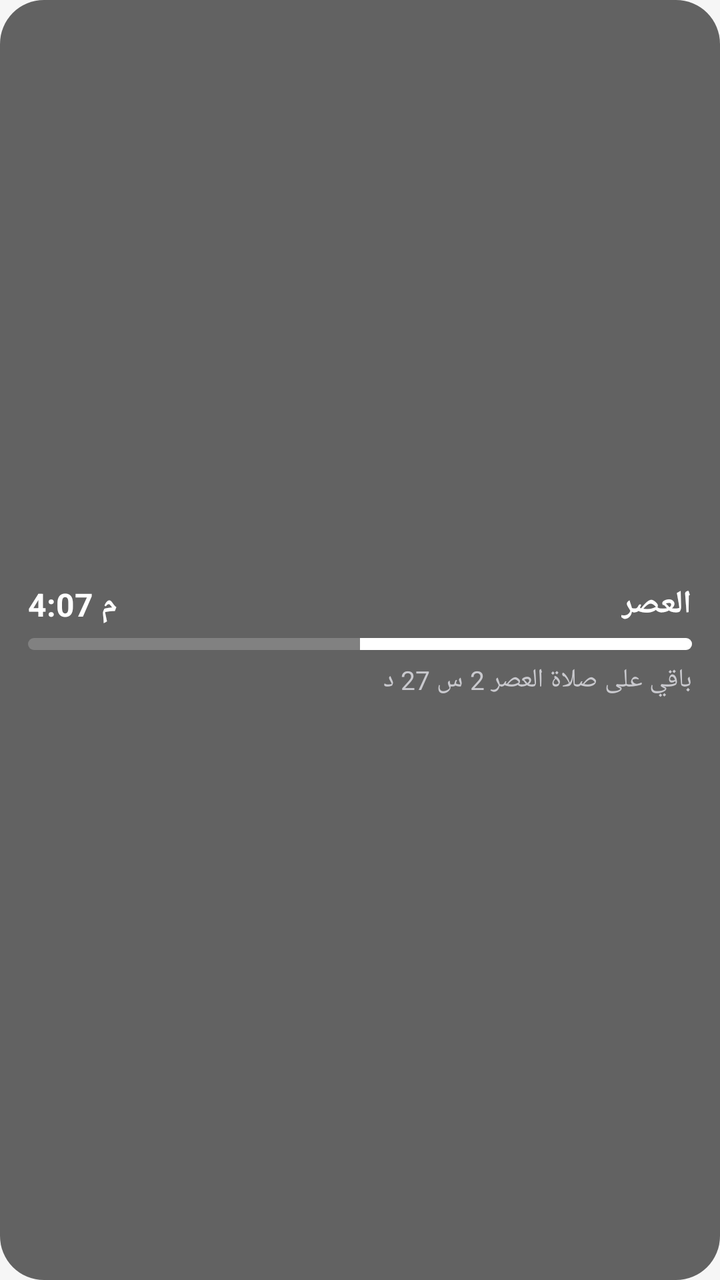
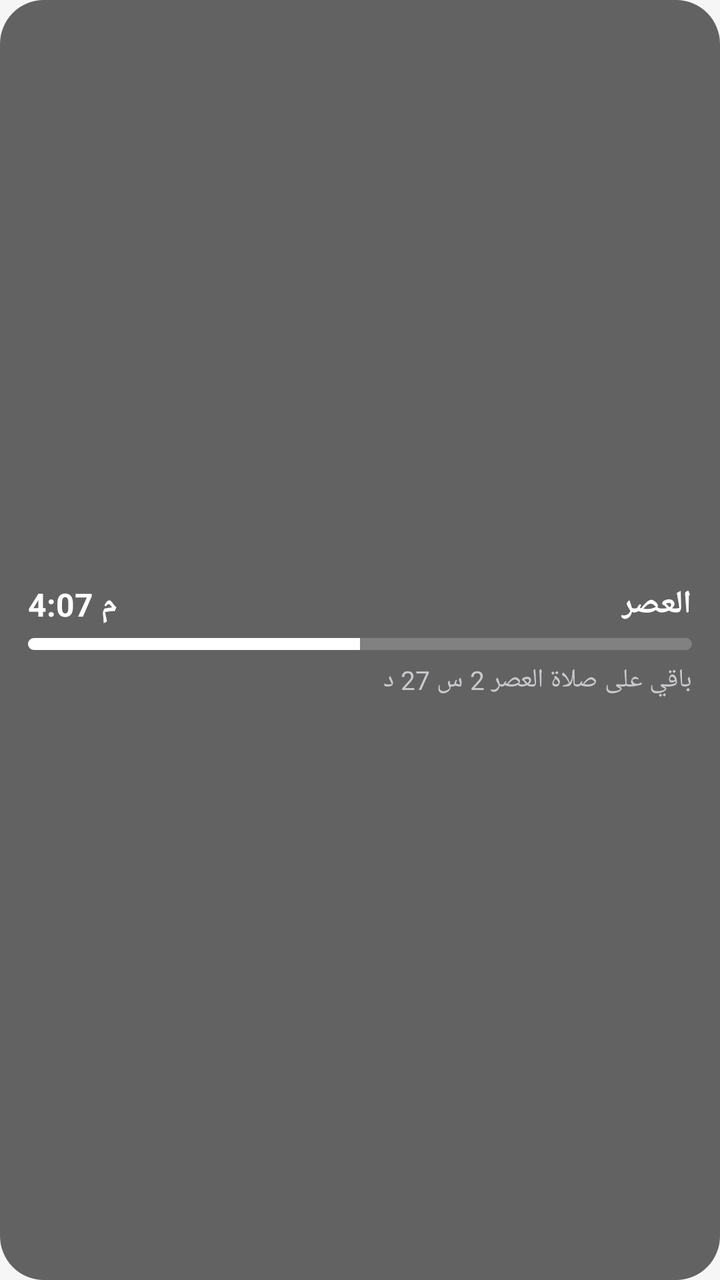

An Android layout rendered at two revisions. The XML below is the earlier revision; the diff shows what the commit changed to produce the second picture.
<!-- AndroidManifest.xml: application theme Theme.MyApplication -->
<!-- res/layout/facewidget_prayer.xml -->
<?xml version="1.0" encoding="utf-8"?>
<LinearLayout xmlns:android="http://schemas.android.com/apk/res/android"
    android:id="@+id/facewidget_root"
    android:layout_width="match_parent"
    android:layout_height="wrap_content"
    android:orientation="vertical"
    android:gravity="center_vertical"
    android:padding="14dp"
    android:layoutDirection="rtl"
    android:background="@drawable/facewidget_bg">

    <LinearLayout
        android:layout_width="match_parent"
        android:layout_height="wrap_content"
        android:orientation="horizontal">
        <TextView
            android:id="@+id/facewidget_prayer_name"
            android:layout_width="wrap_content"
            android:layout_height="wrap_content"
            android:text="العصر"
            android:textColor="#FFFFFFFF"
            android:textSize="16sp"
            android:textStyle="bold"
            android:textDirection="locale" />
        <TextView
            android:id="@+id/facewidget_prayer_time"
            android:layout_width="0dp"
            android:layout_weight="1"
            android:layout_height="wrap_content"
            android:gravity="left"
            android:text="4:07 م"
            android:textColor="#FFFFFFFF"
            android:textSize="16sp"
            android:textStyle="bold"
            android:textDirection="locale" />
    </LinearLayout>

    <ProgressBar
        android:id="@+id/facewidget_progress"
        style="?android:attr/progressBarStyleHorizontal"
        android:layout_width="match_parent"
        android:layout_height="6dp"
        android:layout_marginTop="6dp"
        android:max="100"
        android:progress="50"
        android:progressDrawable="@drawable/widget_progress_white" />

    <TextView
        android:id="@+id/facewidget_remaining"
        android:layout_width="match_parent"
        android:layout_height="wrap_content"
        android:layout_marginTop="6dp"
        android:gravity="right"
        android:text="باقي على صلاة العصر 2 س 27 د"
        android:textColor="#FFC9C9CE"
        android:textSize="13sp"
        android:textDirection="locale" />
</LinearLayout>
<!-- resources referenced by this layout -->
<resources>
  <!-- drawable facewidget_bg (drawable) -->
  <?xml version="1.0" encoding="utf-8"?>
  <shape xmlns:android="http://schemas.android.com/apk/res/android" android:shape="rectangle">
      <corners android:radius="22dp" />
      <solid android:color="#99010101" />
  </shape>
  <!-- drawable widget_progress_white (drawable) -->
  <?xml version="1.0" encoding="utf-8"?>
  <layer-list xmlns:android="http://schemas.android.com/apk/res/android">
      <item android:id="@android:id/background">
          <shape android:shape="rectangle">
              <corners android:radius="8dp" />
              <solid android:color="#33FFFFFF" />
          </shape>
      </item>
      <item android:id="@android:id/progress">
          <clip>
              <shape android:shape="rectangle">
                  <corners android:radius="8dp" />
                  <solid android:color="#FFFFFFFF" />
              </shape>
          </clip>
      </item>
  </layer-list>
  <style name="Theme.MyApplication" parent="@android:style/Theme.DeviceDefault.NoActionBar">
          <item name="android:windowBackground">@color/splash_bg</item>
      </style>
  <color name="splash_bg">#FFF6F6F6</color>
</resources>

<!-- the commit's change to res/layout/facewidget_prayer.xml (unified diff, before → after) -->
@@ -1,58 +1,56 @@
 <?xml version="1.0" encoding="utf-8"?>
 <LinearLayout xmlns:android="http://schemas.android.com/apk/res/android"
+    android:gravity="center_vertical"
+    android:orientation="vertical"
     android:id="@+id/facewidget_root"
+    android:background="@drawable/facewidget_bg"
+    android:padding="14dp"
     android:layout_width="match_parent"
     android:layout_height="wrap_content"
-    android:orientation="vertical"
-    android:gravity="center_vertical"
-    android:padding="14dp"
-    android:layoutDirection="rtl"
-    android:background="@drawable/facewidget_bg">
-
+    android:layoutDirection="rtl">
     <LinearLayout
+        android:orientation="horizontal"
         android:layout_width="match_parent"
-        android:layout_height="wrap_content"
-        android:orientation="horizontal">
+        android:layout_height="wrap_content">
         <TextView
+            android:textSize="16sp"
+            android:textStyle="bold"
+            android:textColor="#ffffffff"
             android:id="@+id/facewidget_prayer_name"
             android:layout_width="wrap_content"
             android:layout_height="wrap_content"
             android:text="العصر"
-            android:textColor="#FFFFFFFF"
+            android:textDirection="locale"/>
+        <TextView
             android:textSize="16sp"
             android:textStyle="bold"
-            android:textDirection="locale" />
-        <TextView
+            android:textColor="#ffffffff"
+            android:gravity="left"
             android:id="@+id/facewidget_prayer_time"
             android:layout_width="0dp"
+            android:layout_height="wrap_content"
+            android:text="4:07 م"
             android:layout_weight="1"
-            android:layout_height="wrap_content"
-            android:gravity="left"
-            android:text="4:07 م"
-            android:textColor="#FFFFFFFF"
-            android:textSize="16sp"
-            android:textStyle="bold"
-            android:textDirection="locale" />
+            android:textDirection="locale"/>
     </LinearLayout>
-
     <ProgressBar
         android:id="@+id/facewidget_progress"
-        style="?android:attr/progressBarStyleHorizontal"
         android:layout_width="match_parent"
         android:layout_height="6dp"
         android:layout_marginTop="6dp"
         android:max="100"
         android:progress="50"
-        android:progressDrawable="@drawable/widget_progress_white" />
-
+        android:progressDrawable="@drawable/widget_progress_white"
+        android:layoutDirection="ltr"
+        style="?android:attr/progressBarStyleHorizontal"/>
     <TextView
+        android:textSize="13sp"
+        android:textColor="#ffc9c9ce"
+        android:gravity="right"
         android:id="@+id/facewidget_remaining"
         android:layout_width="match_parent"
         android:layout_height="wrap_content"
         android:layout_marginTop="6dp"
-        android:gravity="right"
         android:text="باقي على صلاة العصر 2 س 27 د"
-        android:textColor="#FFC9C9CE"
-        android:textSize="13sp"
-        android:textDirection="locale" />
+        android:textDirection="locale"/>
 </LinearLayout>
